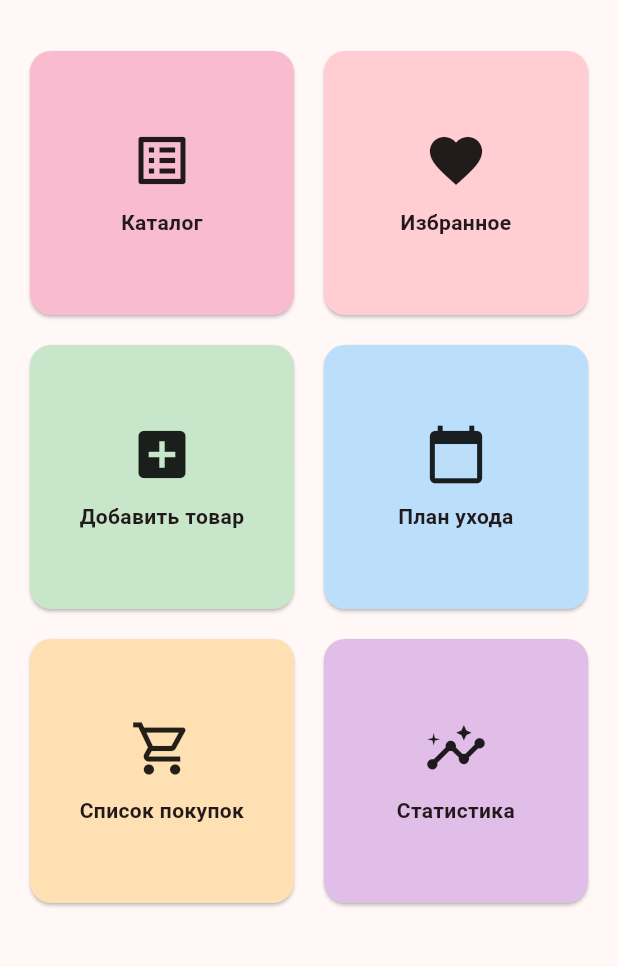
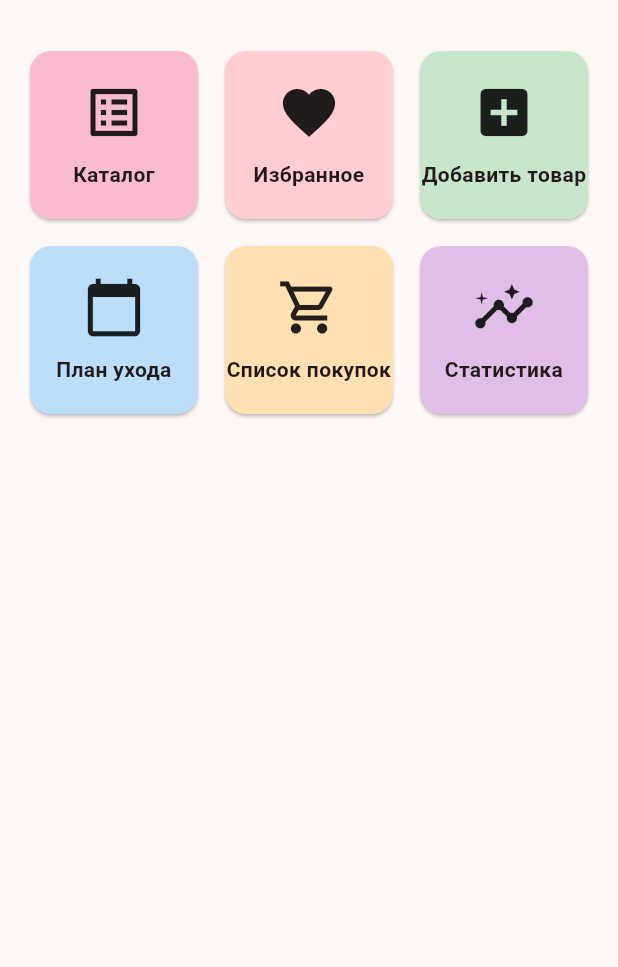
Before and after one commit to ilnprsht/rkmp_9pr, a Flutter app: the screen it shows after launch, on a phone screen of 412 x 824 dp, the part 63-1030 px from its top. Run offline on Flutter 3.47's test engine with Material 3 defaults, Android fonts, the phone set to English and light mode, and no system bars; our stand-ins replace bloc, cached_network_image, equatable, flutter_bloc, get_it, go_router.

Commit message:
Adjust dashboard layout and filter reset

```diff
--- a/lib/cubit/products_cubit.dart
+++ b/lib/cubit/products_cubit.dart
@@ -7,6 +7,7 @@ import '../models/product.dart';
 import '../models/shopping_item.dart';
 
 class ProductsState extends Equatable {
+  static const _sentinel = Object();
   final List<Product> products;
   final String? categoryFilter;
   final List<CarePlanEntry> carePlan;
@@ -23,14 +24,16 @@ class ProductsState extends Equatable {
 
   ProductsState copyWith({
     List<Product>? products,
-    String? categoryFilter,
+    Object? categoryFilter = _sentinel,
     List<CarePlanEntry>? carePlan,
     List<ShoppingItem>? shoppingList,
     bool? isInitialized,
   }) {
     return ProductsState(
       products: products ?? this.products,
-      categoryFilter: categoryFilter ?? this.categoryFilter,
+      categoryFilter: categoryFilter == _sentinel
+          ? this.categoryFilter
+          : categoryFilter as String?,
       carePlan: carePlan ?? this.carePlan,
       shoppingList: shoppingList ?? this.shoppingList,
       isInitialized: isInitialized ?? this.isInitialized,
--- a/lib/screens/dashboard_screen.dart
+++ b/lib/screens/dashboard_screen.dart
@@ -59,9 +59,11 @@ class DashboardScreen extends StatelessWidget {
       body: Padding(
         padding: const EdgeInsets.all(16),
         child: GridView.count(
-          crossAxisCount: 2,
-          crossAxisSpacing: 12,
-          mainAxisSpacing: 12,
+          crossAxisCount: 3,
+          crossAxisSpacing: 10,
+          mainAxisSpacing: 10,
+          childAspectRatio: 1,
+          physics: const NeverScrollableScrollPhysics(),
           children: items
               .map(
                 (item) => GestureDetector(
```
